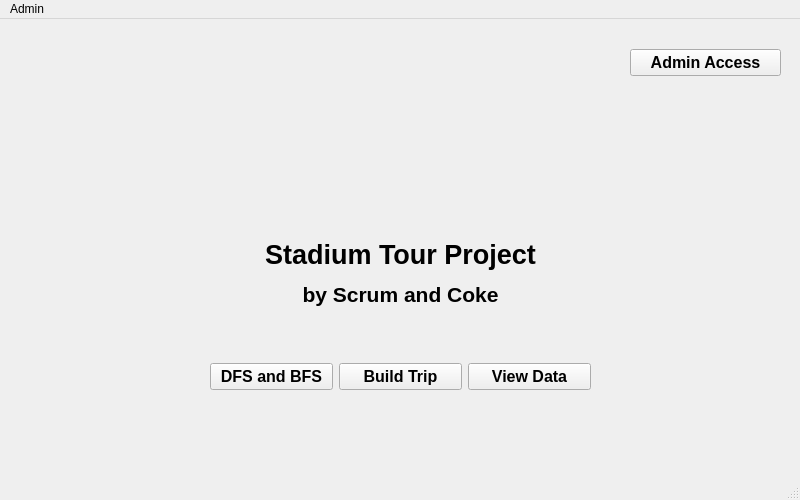
This is StadiumTourProject/mainwindow.ui in joeyCampbelll/CS1D-Project-2 as Qt 5 draws it before an edit. The edited form follows.
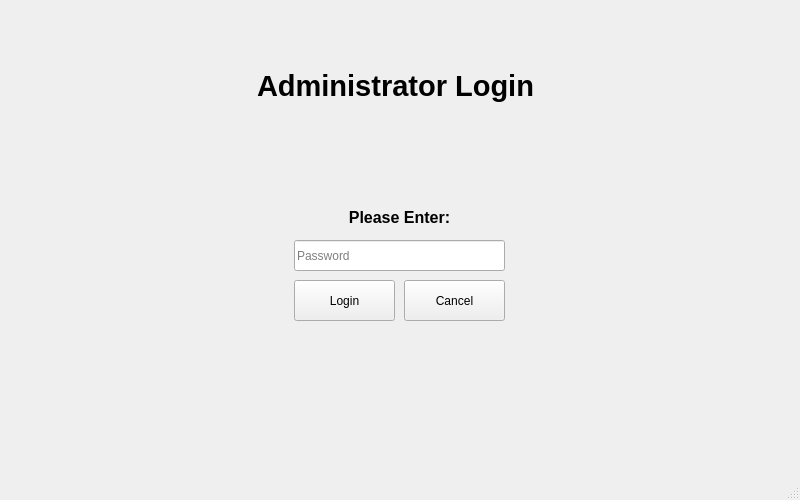
This is the edited form.

```diff
--- a/StadiumTourProject/mainwindow.ui
+++ b/StadiumTourProject/mainwindow.ui
@@ -24,7 +24,7 @@
      </rect>
     </property>
     <property name="currentIndex">
-     <number>0</number>
+     <number>2</number>
     </property>
     <widget class="QWidget" name="mainPage">
      <widget class="QPushButton" name="adminButton">
@@ -114,27 +114,131 @@
      </widget>
     </widget>
     <widget class="QWidget" name="tableViewPage"/>
+    <widget class="QWidget" name="adminLoginPage">
+     <widget class="QLabel" name="label_3">
+      <property name="geometry">
+       <rect>
+        <x>4</x>
+        <y>207</y>
+        <width>791</width>
+        <height>20</height>
+       </rect>
+      </property>
+      <property name="font">
+       <font>
+        <pointsize>12</pointsize>
+        <weight>75</weight>
+        <bold>true</bold>
+       </font>
+      </property>
+      <property name="layoutDirection">
+       <enum>Qt::LeftToRight</enum>
+      </property>
+      <property name="text">
+       <string>Please Enter:</string>
+      </property>
+      <property name="alignment">
+       <set>Qt::AlignCenter</set>
+      </property>
+     </widget>
+     <widget class="QPushButton" name="pushButton_cancel">
+      <property name="geometry">
+       <rect>
+        <x>404</x>
+        <y>280</y>
+        <width>101</width>
+        <height>41</height>
+       </rect>
+      </property>
+      <property name="text">
+       <string>Cancel</string>
+      </property>
+     </widget>
+     <widget class="QPushButton" name="pushButton_login">
+      <property name="geometry">
+       <rect>
+        <x>294</x>
+        <y>280</y>
+        <width>101</width>
+        <height>41</height>
+       </rect>
+      </property>
+      <property name="text">
+       <string>Login</string>
+      </property>
+     </widget>
+     <widget class="QLabel" name="label_2">
+      <property name="geometry">
+       <rect>
+        <x>594</x>
+        <y>177</y>
+        <width>611</width>
+        <height>20</height>
+       </rect>
+      </property>
+      <property name="font">
+       <font>
+        <pointsize>12</pointsize>
+        <weight>75</weight>
+        <bold>true</bold>
+       </font>
+      </property>
+      <property name="layoutDirection">
+       <enum>Qt::LeftToRight</enum>
+      </property>
+      <property name="text">
+       <string>Please Enter:</string>
+      </property>
+      <property name="alignment">
+       <set>Qt::AlignCenter</set>
+      </property>
+     </widget>
+     <widget class="QLineEdit" name="lineEdit_password">
+      <property name="geometry">
+       <rect>
+        <x>294</x>
+        <y>240</y>
+        <width>211</width>
+        <height>31</height>
+       </rect>
+      </property>
+      <property name="text">
+       <string/>
+      </property>
+      <property name="echoMode">
+       <enum>QLineEdit::Password</enum>
+      </property>
+      <property name="placeholderText">
+       <string>Password</string>
+      </property>
+     </widget>
+     <widget class="QLabel" name="label">
+      <property name="geometry">
+       <rect>
+        <x>0</x>
+        <y>60</y>
+        <width>791</width>
+        <height>51</height>
+       </rect>
+      </property>
+      <property name="font">
+       <font>
+        <pointsize>22</pointsize>
+        <weight>75</weight>
+        <bold>true</bold>
+        <kerning>true</kerning>
+       </font>
+      </property>
+      <property name="text">
+       <string>Administrator Login</string>
+      </property>
+      <property name="alignment">
+       <set>Qt::AlignCenter</set>
+      </property>
+     </widget>
+    </widget>
    </widget>
   </widget>
-  <widget class="QMenuBar" name="menubar">
-   <property name="geometry">
-    <rect>
-     <x>0</x>
-     <y>0</y>
-     <width>800</width>
-     <height>20</height>
-    </rect>
-   </property>
-   <widget class="QMenu" name="menuAdmin">
-    <property name="title">
-     <string>Admin</string>
-    </property>
-    <addaction name="separator"/>
-    <addaction name="separator"/>
-    <addaction name="actionLogin_2"/>
-   </widget>
-   <addaction name="menuAdmin"/>
-  </widget>
   <widget class="QStatusBar" name="statusbar"/>
   <action name="actionLogin">
    <property name="text">
```
